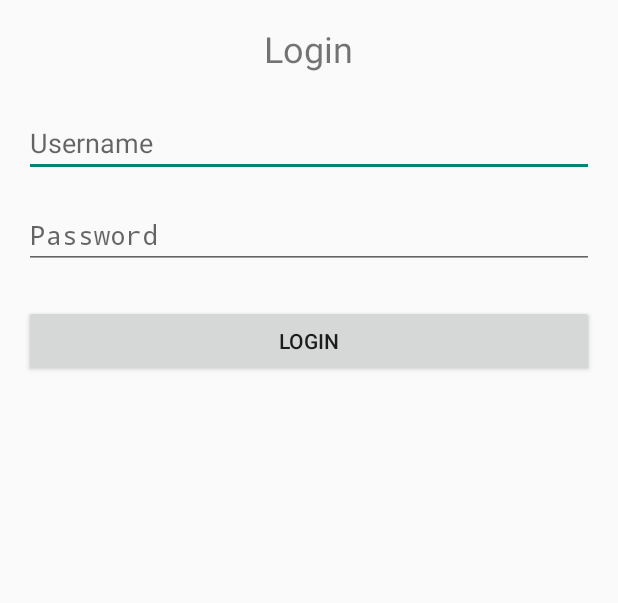
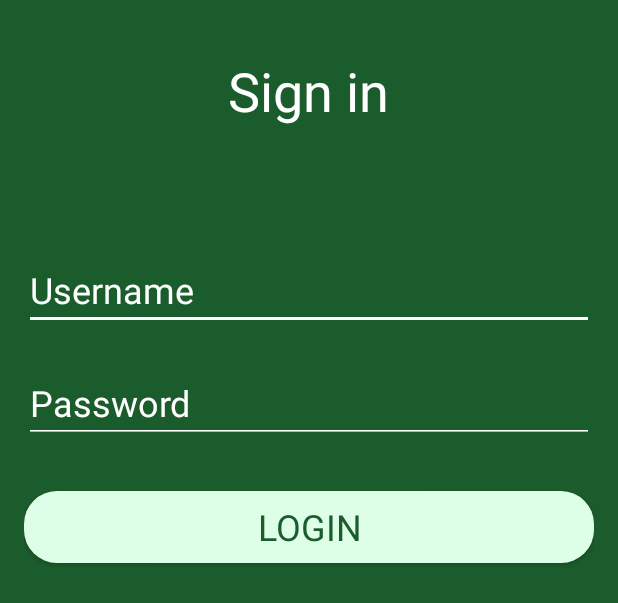
Before and after one commit to becabelin/agro-wathever-mobile, an Android app built with Jetpack Compose: the layout login_activity.xml on its own in the app's theme, with its tools: preview values and no code run, on a phone screen of 412 x 824 dp. Shown: the top 603 px of the screen. Run offline under Robolectric (Android 15) with nearby library versions, the phone set to English and light mode, and no system bars.

Commit message:
Estilização

```diff
--- /dev/null
+++ b/app/src/main/res/drawable/lightbackground_button.xml
@@ -0,0 +1,8 @@
+<?xml version="1.0" encoding="utf-8"?>
+<shape xmlns:android="http://schemas.android.com/apk/res/android"
+
+    android:shape="rectangle">
+    <solid android:color="#deffe7" />
+    <corners android:radius="22dp"/>
+
+</shape>
--- /dev/null
+++ b/app/src/main/res/font/poppins.xml
@@ -0,0 +1,9 @@
+<?xml version="1.0" encoding="utf-8"?>
+<font-family xmlns:android="http://schemas.android.com/apk/res/android">
+    <font
+        android:fontWeight="400"
+        android:fontStyle="normal"
+        android:font="@font/poppins"
+
+        />
+</font-family>
--- a/app/src/main/res/layout/login_activity.xml
+++ b/app/src/main/res/layout/login_activity.xml
@@ -6,25 +6,37 @@
     android:paddingTop="16dp"
     android:paddingRight="16dp"
     android:paddingBottom="16dp"
+    android:background="#1a5c2c"
     tools:context=".ui.login.LoginActivity">
 
     <TextView
         android:id="@+id/textView"
         android:layout_width="wrap_content"
         android:layout_height="wrap_content"
-        android:text="Login"
-        android:textSize="24sp"
-        android:layout_marginBottom="24dp"
+        android:layout_alignParentTop="true"
         android:layout_centerHorizontal="true"
-        android:layout_alignParentTop="true" />
+        android:layout_marginBottom="26dp"
+        android:layout_marginTop="20dp"
+        android:text="Sign in"
+        android:textSize="36sp"
+        android:textColor="#ffffff"
+        android:fontFamily="@font/poppins"
+        />
 
     <EditText
         android:id="@+id/editTextUsername"
         android:layout_width="match_parent"
         android:layout_height="wrap_content"
+        android:layout_below="@id/textView"
         android:hint="Username"
         android:inputType="text"
-        android:layout_below="@id/textView" />
+        android:textColor="#ffffff"
+        android:textColorHint="#ffffff"
+        android:backgroundTint="#ffffff"
+        android:layout_marginTop="56dp"
+        android:textSize="24sp"
+        android:fontFamily="@font/poppins"
+        />
 
     <EditText
         android:id="@+id/editTextPassword"
@@ -32,8 +44,14 @@
         android:layout_height="wrap_content"
         android:hint="Password"
         android:inputType="textPassword"
+        android:textColor="#ffffff"
+        android:textColorHint="#ffffff"
+        android:backgroundTint="#ffffff"
         android:layout_below="@id/editTextUsername"
-        android:layout_marginTop="16dp" />
+        android:layout_marginTop="22dp"
+        android:textSize="24sp"
+        android:fontFamily="@font/poppins"
+        />
 
     <Button
         android:id="@+id/buttonLogin"
@@ -41,6 +59,10 @@
         android:layout_height="wrap_content"
         android:text="Login"
         android:layout_below="@id/editTextPassword"
-        android:layout_marginTop="24dp" />
+        android:layout_marginTop="32dp"
+        android:background="@drawable/lightbackground_button"
+        android:textColor="#1a5c2c"
+        android:textSize="24sp"
+        android:fontFamily="@font/poppins"/>
 
 </RelativeLayout>
```
Also changed, not shown: app/src/main/res/drawable/background_button.xml (added, +8 -0 lines), app/src/main/res/layout/chat_activity.xml (+20 -7 lines), app/src/main/res/layout/home_acitivity.xml (+42 -14 lines), app/src/main/res/layout/register_activity.xml (+35 -7 lines), app/src/main/res/font/Poppins Regular 400.ttf (added).
